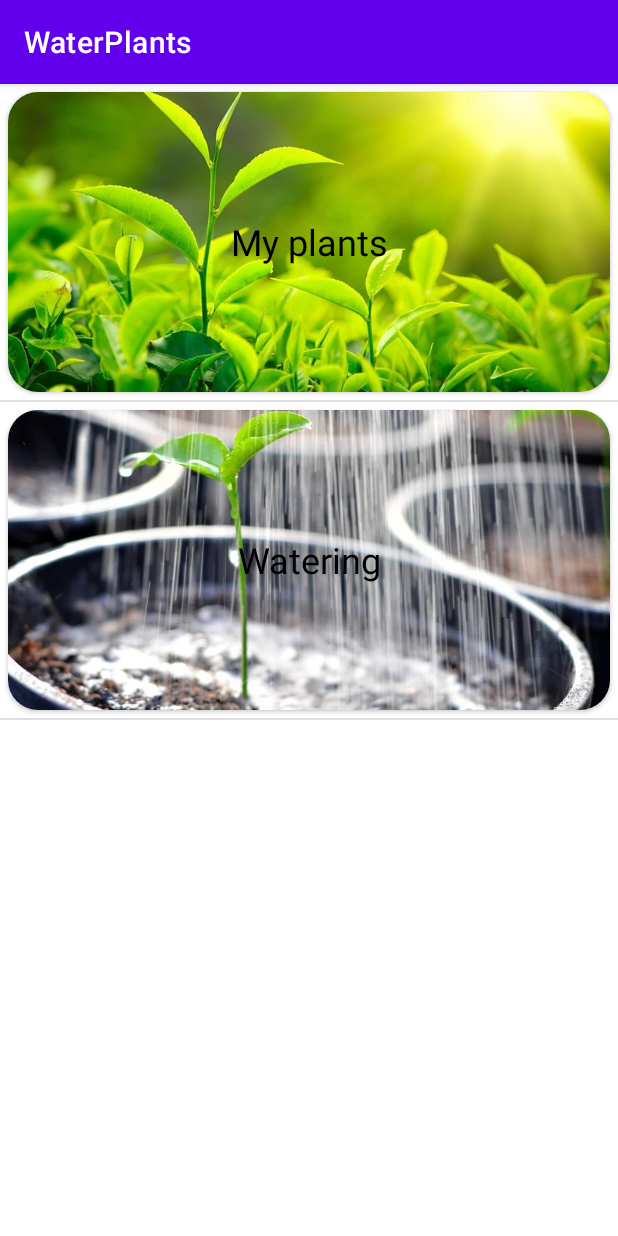
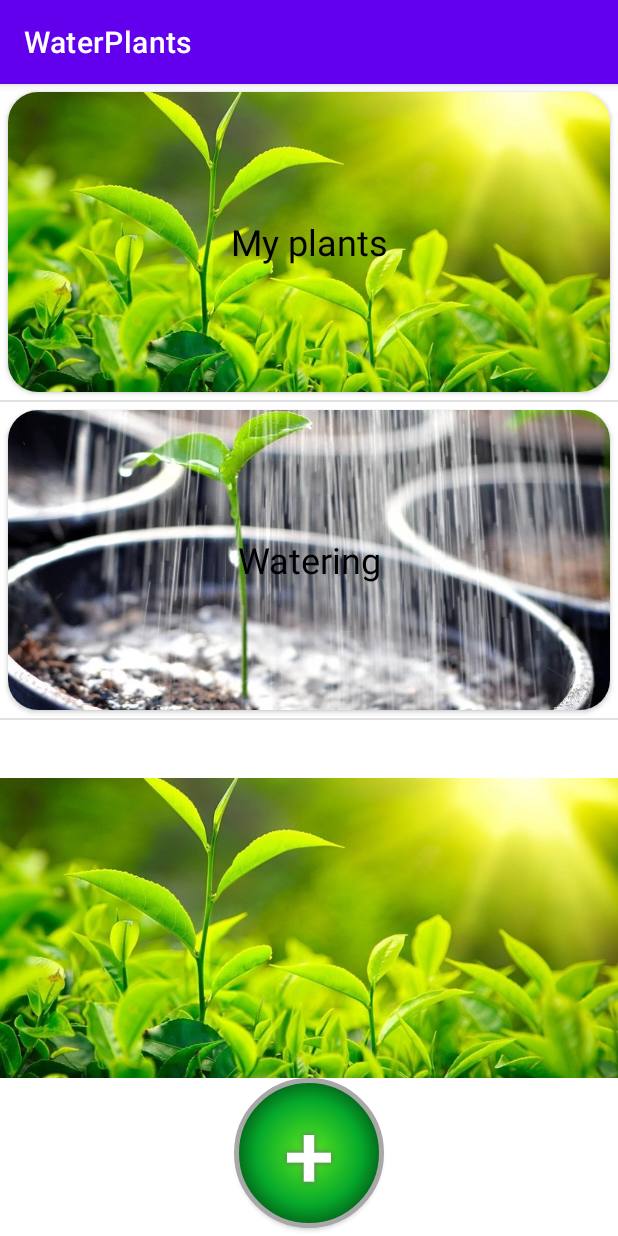
Before and after one commit to RafalMarecki/WaterPlants, an Android app: the screen it shows after launch (MainActivity), on a phone screen of 412 x 824 dp. Run offline under Robolectric (Android 15) with nearby library versions, the phone set to English and light mode, and no system bars.

Commit message:
Camera nice quality

```diff
--- a/app/build.gradle
+++ b/app/build.gradle
@@ -1,8 +1,8 @@
 plugins {
     id 'com.android.application'
     id 'org.jetbrains.kotlin.android'
+    id 'kotlin-parcelize'
 }
-
 android {
     namespace 'com.example.waterplants'
     compileSdk 32
--- a/app/src/main/java/com/example/waterplants/MainActivity.kt
+++ b/app/src/main/java/com/example/waterplants/MainActivity.kt
@@ -1,18 +1,25 @@
 package com.example.waterplants
 
+import android.app.Activity
 import android.content.Intent
+import android.graphics.BitmapFactory
+import android.os.Bundle
+import android.os.Environment
+import android.provider.MediaStore
+import android.widget.Toast
 import androidx.appcompat.app.AppCompatActivity
-import android.os.Bundle
-import android.widget.Button
-import android.widget.TextView
-import android.widget.Toast
+import androidx.core.content.FileProvider
 import com.example.waterplants.databinding.ActivityMainBinding
+import java.io.File
 
+private lateinit var photoFile: File
+private const val  FILE_NAME =  "photo.jpg"
 class MainActivity : AppCompatActivity()
 {
+    val REQUEST_CODE = 200
     // Main menu contents
     val menuImageId = intArrayOf(R.drawable.plants, R.drawable.watering)
-    val menuItemName = listOf<String>("My plants", "Watering")
+    val menuItemName = listOf("My plants", "Watering")
     private lateinit var menuItemArrayList : ArrayList<MenuItem>
     private lateinit var binding : ActivityMainBinding
 
@@ -25,21 +32,56 @@ class MainActivity : AppCompatActivity()
         setContentView(binding.root)
         menuItemArrayList = ArrayList()
 
+        // Feeding the main list view with content
         for(i in menuItemName.indices) {
             val singleMenuItem = MenuItem(menuItemName[i], menuImageId[i])
             menuItemArrayList.add(singleMenuItem)
         }
         binding.listViewMain.isClickable = true
         binding.listViewMain.adapter = MenuAdapter(this, menuItemArrayList)
-
         binding.listViewMain.setOnItemClickListener{_, _, position, _ ->
             when(position)
             {
                 0 -> startActivity(Intent(applicationContext, MyPlantsActivity::class.java))
-                1 -> Toast.makeText(this@MainActivity, "Watering",   Toast.LENGTH_SHORT).show()
+                1 -> startActivity(Intent(applicationContext, PlantDetailsActivity::class.java))
             }
         }
 
+        // Camera button handling
+        binding.buttonCamera.isClickable = true
+        binding.buttonCamera.setOnClickListener{
+            val takePictureIntent = Intent(MediaStore.ACTION_IMAGE_CAPTURE)
+            photoFile = getPhotoFile(FILE_NAME)
+            val fileProvider = FileProvider.getUriForFile(this, "com.example.fileprovider", photoFile)
+
+            takePictureIntent.putExtra(MediaStore.EXTRA_OUTPUT, fileProvider)
+            if (takePictureIntent.resolveActivity(this.packageManager) != null)
+            {
+                startActivityForResult(takePictureIntent, REQUEST_CODE)
+            }
+            else
+            {
+                Toast.makeText(this, "Unable to open camera", Toast.LENGTH_SHORT).show()
+            }
+        }
+    }
+    // Getting temporary file in image directory
+    private fun getPhotoFile(fileName: String) : File {
+        val directory = getExternalFilesDir(Environment.DIRECTORY_PICTURES)
+        return File.createTempFile(fileName, ".jpg", directory)
     }
 
+    override fun onActivityResult(requestCode: Int, resultCode: Int, data: Intent?) {
+        // Activity of taking a picture
+        if (requestCode == REQUEST_CODE && resultCode == Activity.RESULT_OK)
+        {
+            val image = BitmapFactory.decodeFile(photoFile.absolutePath)
+            binding.pictureTest.setImageBitmap(image)
+        }
+        // Every other activity
+        else
+        {
+            super.onActivityResult(requestCode, resultCode, data)
+        }
+    }
 }
--- a/app/src/main/java/com/example/waterplants/Plant.kt
+++ b/app/src/main/java/com/example/waterplants/Plant.kt
@@ -1,4 +1,6 @@
 package com.example.waterplants
+//import android.os.Parcel
+//import android.os.Parcelable
 
-class Plant (var name: String, var imageId: Int ) {
+class Plant (var name: String, var imageId: Int ) /*: Parcelable*/ {
 }
--- /dev/null
+++ b/app/src/main/res/drawable/ic_arrow.xml
@@ -0,0 +1,5 @@
+<vector android:height="24dp" android:tint="#000000"
+    android:viewportHeight="24" android:viewportWidth="24"
+    android:width="24dp" xmlns:android="http://schemas.android.com/apk/res/android">
+    <path android:fillColor="@android:color/white" android:pathData="M7,10l5,5 5,-5z"/>
+</vector>
--- /dev/null
+++ b/app/src/main/res/drawable/shape_camerabutton.xml
@@ -0,0 +1,26 @@
+<?xml version="1.0" encoding="utf-8"?>
+<shape xmlns:android="http://schemas.android.com/apk/res/android" android:shape="rectangle" >
+    <corners
+        android:topLeftRadius="50sp"
+        android:topRightRadius="50sp"
+        android:bottomLeftRadius="50sp"
+        android:bottomRightRadius="50sp"
+        />
+    <gradient
+        android:gradientRadius="70sp"
+        android:centerX="50%"
+        android:centerY="50%"
+        android:centerColor="#05A82B"
+        android:startColor="#5CE820"
+        android:endColor="#000000"
+        android:type="radial"
+        />
+    <size
+        android:width="100sp"
+        android:height="100sp"
+        />
+    <stroke
+        android:width="3sp"
+        android:color="#A8A8A8"
+        />
+</shape>
--- a/app/src/main/res/layout/activity_main.xml
+++ b/app/src/main/res/layout/activity_main.xml
@@ -1,5 +1,5 @@
 <?xml version="1.0" encoding="utf-8"?>
-<LinearLayout xmlns:android="http://schemas.android.com/apk/res/android"
+<RelativeLayout xmlns:android="http://schemas.android.com/apk/res/android"
     xmlns:tools="http://schemas.android.com/tools"
     android:layout_width="match_parent"
     android:layout_height="match_parent"
@@ -11,5 +11,34 @@
         android:layout_height="match_parent"
         tools:listitem="@layout/list_item_main"/>
 
+    <ImageView
+        android:id="@+id/picture_test"
+        android:layout_height="200dp"
+        android:layout_width="500dp"
+        android:src="@drawable/plants"
+        android:background="@color/white"
+        android:scaleType="centerCrop"
+        android:layout_above="@id/button_camera"
+        />
 
-</LinearLayout>
+    <android.widget.Button
+        android:id="@+id/button_camera"
+        android:text="+"
+        android:textColor="#FFFFFF"
+        android:textSize="60sp"
+        android:gravity="center"
+
+        android:layout_width="100dp"
+        android:layout_height="100dp"
+        android:layout_marginBottom="5dp"
+        android:layout_centerHorizontal="true"
+        android:layout_alignParentBottom="true"
+
+        android:background="@drawable/shape_camerabutton"
+        android:shadowColor="#666666"
+        android:shadowDx="0"
+        android:shadowDy="0"
+        android:shadowRadius="5"
+
+        />
+</RelativeLayout>
--- a/app/src/main/res/layout/list_item_main.xml
+++ b/app/src/main/res/layout/list_item_main.xml
@@ -37,7 +37,7 @@
                 android:gravity="center"
                 android:text="My plants"
                 android:textColor="#000000"
-                android:textSize="24dp"
+                android:textSize="24sp"
                 android:textColorHighlight="@color/purple_500"/>
         </RelativeLayout>
     </androidx.cardview.widget.CardView>
--- a/app/src/main/res/layout/listitem_myplants.xml
+++ b/app/src/main/res/layout/listitem_myplants.xml
@@ -34,7 +34,7 @@
             android:layout_height="match_parent"
             android:gravity="center"
             android:text="Plant name"
-            android:textSize="20dp"
+            android:textSize="20sp"
             android:layout_toRightOf="@id/plant_image_cardview"
             android:layout_alignBottom="@id/plant_image_cardview"
             android:layout_alignTop="@id/plant_image_cardview"/>
--- /dev/null
+++ b/app/src/main/res/xml/image_provider.xml
@@ -0,0 +1,6 @@
+<?xml version="1.0" encoding="utf-8"?>
+<paths>
+    <external-files-path
+        name="images"
+        path="Pictures"/>
+</paths>
```
Also changed, not shown: app/src/main/AndroidManifest.xml (+14 -0 lines), app/src/main/java/com/example/waterplants/MyPlantsActivity.kt (+16 -1 lines), app/src/main/java/com/example/waterplants/PlantDetailsActivity.kt (added, +39 -0 lines), app/src/main/res/drawable/spinner_backgroud.xml (added, +15 -0 lines), app/src/main/res/layout/activity_plantdetails.xml (added, +172 -0 lines), build.gradle (line endings or trailing spaces).
